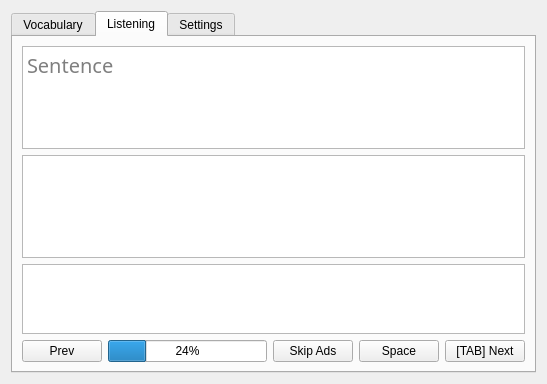
The window that ui/EnglishPractice.ui (SuWeipeng/EnglishPractice) describes before a commit, drawn with Qt 5.
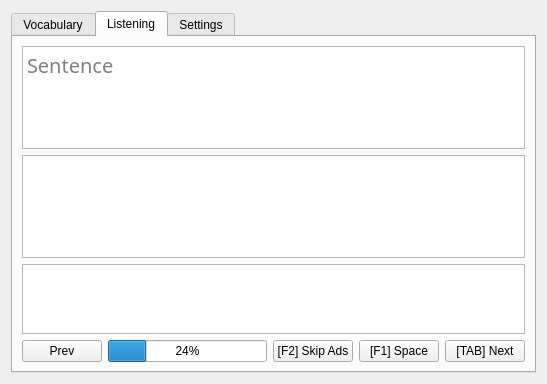
The same window after the commit. The open tabs and pages were chosen to show the change.

Commit message: 通过 ui 文件为听力跳过广告(F2)和暂停视频(F1)加入快捷键

The edit to the form file:
```diff
--- a/ui/EnglishPractice.ui
+++ b/ui/EnglishPractice.ui
@@ -333,14 +333,20 @@
            <item>
             <widget class="QPushButton" name="pushButton_10">
              <property name="text">
-              <string>Skip Ads</string>
+              <string>[F2] Skip Ads</string>
+             </property>
+             <property name="shortcut">
+              <string>F2</string>
              </property>
             </widget>
            </item>
            <item>
             <widget class="QPushButton" name="pushButton_9">
              <property name="text">
-              <string>Space</string>
+              <string>[F1] Space</string>
+             </property>
+             <property name="shortcut">
+              <string>F1</string>
              </property>
             </widget>
            </item>
```
